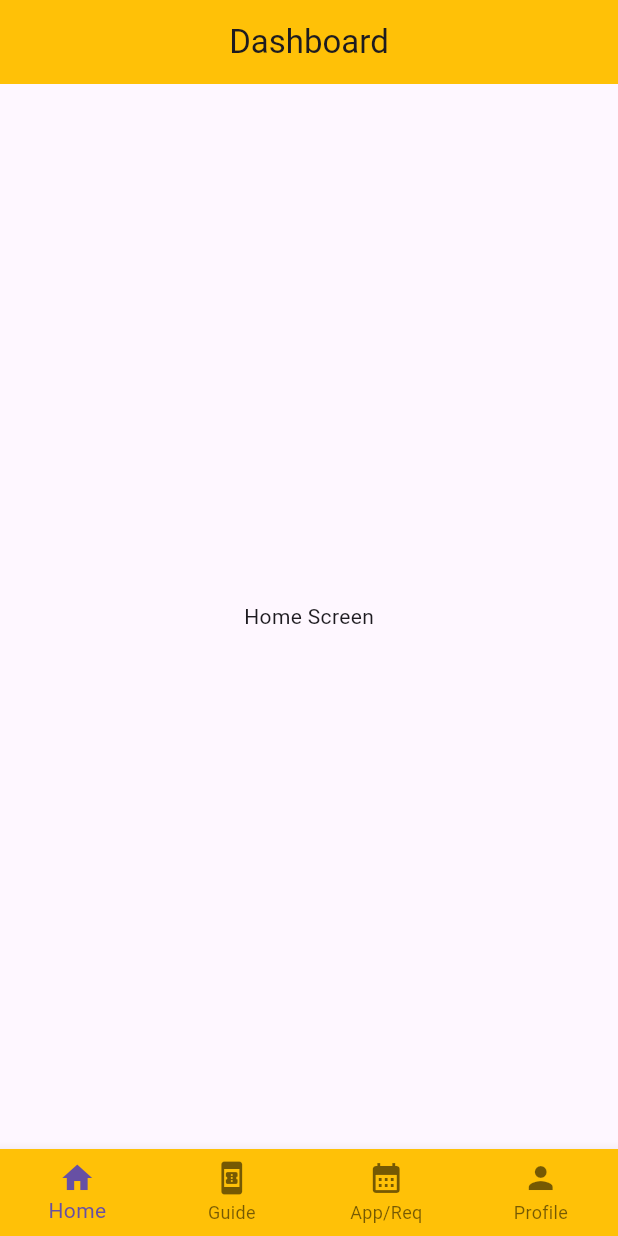
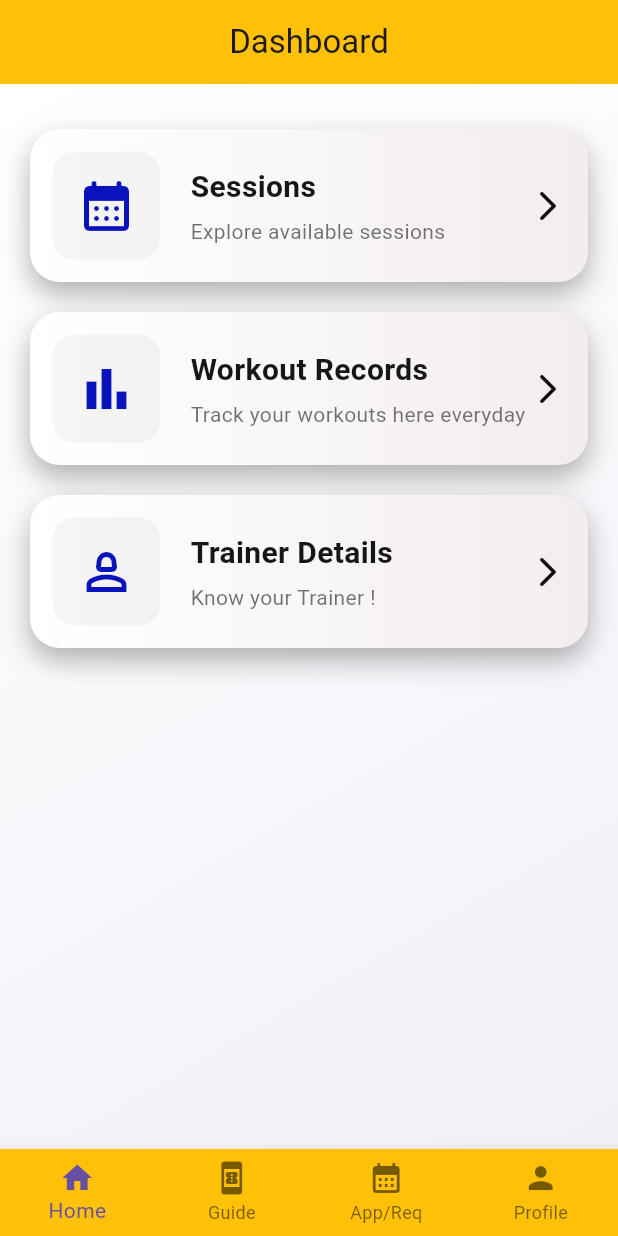
Before and after one commit to Pras-hant-karki/nutrisphere_flutter, a Flutter app: the screen it shows after launch, after a tap on "Next", after a tap on "Skip", after a tap on "Log in", on a phone screen of 412 x 824 dp. Run offline on Flutter 3.47's test engine with Material 3 defaults, Android fonts, the phone set to English and light mode, and no system bars; our stand-ins replace flutter_svg; Roboto replaces fonts that are missing (OpenSans Bold).

Commit message:
Made home screen

```diff
--- a/lib/screens/bottom_screens/home_screen.dart
+++ b/lib/screens/bottom_screens/home_screen.dart
@@ -1,12 +1,164 @@
 import 'package:flutter/material.dart';
+import 'package:nutrisphere_flutter/screens/session_view_screen.dart';
+import 'package:nutrisphere_flutter/screens/trainer_detail_screen.dart';
+import 'package:nutrisphere_flutter/screens/workout_record_screen.dart';
 
 class HomeScreen extends StatelessWidget {
   const HomeScreen({super.key});
 
   @override
   Widget build(BuildContext context) {
-    return SizedBox.expand(
-      child: Center(child: Text("Home Screen")),
+    return Scaffold(
+      body: Container(
+        decoration: BoxDecoration(
+          gradient: LinearGradient(
+            begin: Alignment.topLeft,
+            end: Alignment.bottomRight,
+            colors: [const Color.fromARGB(255, 255, 255, 255), const Color.fromARGB(255, 242, 240, 247)],
+          ),
+        ),
+        child: SafeArea(
+          child: Column(
+            children: [
+              const SizedBox(height: 20),
+              Expanded(
+                child: SingleChildScrollView(
+                  padding: const EdgeInsets.symmetric(
+                    horizontal: 20.0,
+                    vertical: 10.0,
+                  ),
+                  child: Column(
+                    children: [
+                      _buildDashboardCard(
+                        context,
+                        title: 'Sessions',
+                        subtitle: 'Explore available sessions',
+                        icon: Icons.calendar_month_rounded,
+                        gradient: LinearGradient(
+                          colors: [const Color.fromARGB(255, 255, 255, 255), const Color.fromARGB(255, 243, 237, 237)],
+                        ),
+                        onTap: () {
+                          Navigator.push(
+                            context,
+                            MaterialPageRoute(
+                              builder: (context) => const SessionViewScreen(),
+                            ),
+                          );
+                        },
+                      ),
+                      const SizedBox(height: 20),
+                      _buildDashboardCard(
+                        context,
+                        title: 'Workout Records',
+                        subtitle: 'Track your workouts here everyday',
+                        icon: Icons.bar_chart_outlined,
+                        gradient: LinearGradient(
+                          colors: [const Color.fromARGB(255, 255, 255, 255), const Color.fromARGB(255, 243, 237, 237)],
+                        ),
+                        onTap: () {
+                          Navigator.push(
+                            context,
+                            MaterialPageRoute(
+                              builder: (context) => const WorkoutRecordScreen(),
+                            ),
+                          );
+                        },
+                      ),
+                      const SizedBox(height: 20),
+                      _buildDashboardCard(
+                        context,
+                        title: 'Trainer Details',
+                        subtitle: 'Know your Trainer !',
+                        icon: Icons.person_2_outlined,
+                        gradient: LinearGradient(
+                          colors: [const Color.fromARGB(255, 255, 255, 255), const Color.fromARGB(255, 243, 237, 237)],
+                        ),
+                        onTap: () {
+                          Navigator.push(
+                            context,
+                            MaterialPageRoute(
+                              builder: (context) => const TrainerDetailScreen(),
+                            ),
+                          );
+                        },
+                      ),
+
+                    ],
+                  ),
+                ),
+              ),
+            ],
+          ),
+        ),
+      ),
+    );
+  }
+
+  Widget _buildDashboardCard(
+    BuildContext context, {
+    required String title,
+    required String subtitle,
+    required IconData icon,
+    required Gradient gradient,
+    required VoidCallback onTap,
+  }) {
+    return InkWell(
+      onTap: onTap,
+      borderRadius: BorderRadius.circular(20),
+      child: Container( // controll the container
+        width: double.infinity,
+        padding: const EdgeInsets.all(15), //controll box height
+        decoration: BoxDecoration(
+          gradient: gradient,
+          borderRadius: BorderRadius.circular(20), //controll box border radius
+          boxShadow: [
+            BoxShadow(
+              color: Colors.black.withOpacity(0.3), //controll box shadow
+              blurRadius: 15,
+              offset: const Offset(0, 8),
+            ),
+          ],
+        ),
+        child: Row(
+          children: [
+            Container( // controll logo box
+
+              padding: const EdgeInsets.all(16),
+              decoration: BoxDecoration(
+                color: const Color.fromARGB(255, 208, 208, 208).withOpacity(0.2),
+                borderRadius: BorderRadius.circular(15),
+              ),
+              child: Icon(icon, size: 40, color: const Color.fromARGB(255, 10, 19, 187)),
+            ),
+            const SizedBox(width: 20),
+            Expanded(
+              child: Column(
+                crossAxisAlignment: CrossAxisAlignment.start,
+                children: [
+                  Text(
+                    title, //box title
+                    style: const TextStyle(
+                      fontSize: 20,
+                      fontWeight: FontWeight.bold,
+                      color: Color.fromARGB(255, 22, 22, 22),
+                    ),
+                  ),
+                  const SizedBox(height: 5),
+                  Text(
+                    subtitle, //box subtitle
+                    style: const TextStyle(fontSize: 14, color: Color.fromARGB(179, 55, 54, 54)),
+                  ),
+                ],
+              ),
+            ),
+            const Icon(
+              Icons.arrow_forward_ios_rounded,
+              color: Color.fromARGB(255, 11, 11, 11),
+              size: 24,
+            ),
+          ],
+        ),
+      ),
     );
   }
 }
```
Also changed, not shown: lib/screens/session_view_screen.dart (added, +12 -0 lines), lib/screens/trainer_detail_screen.dart (added, +12 -0 lines), lib/screens/workout_record_screen.dart (added, +12 -0 lines), lib/theme/theme_data.dart (+4 -4 lines).
